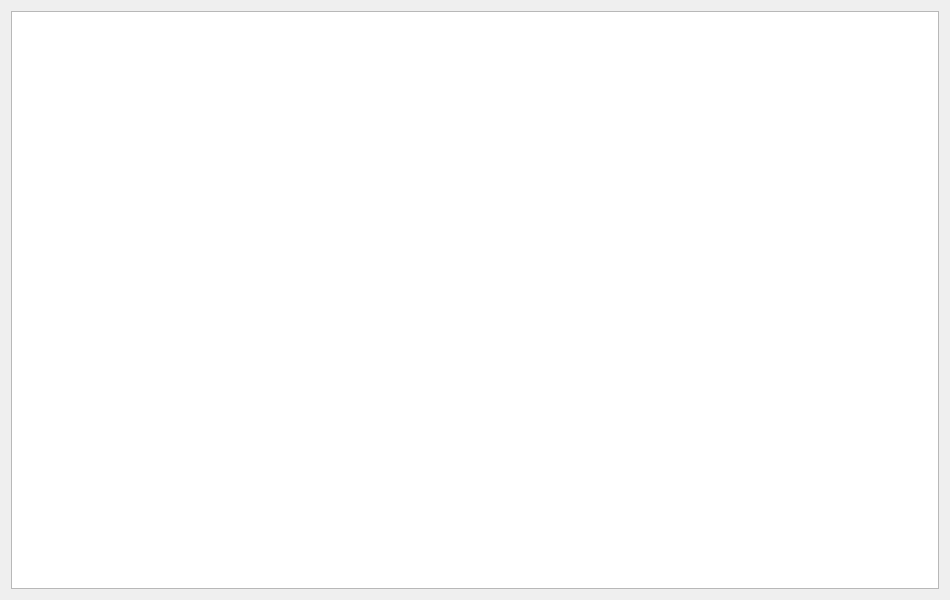
Old version of the form markdownviewerdialog.ui in the repository AngeloManlangit/21-Programming.
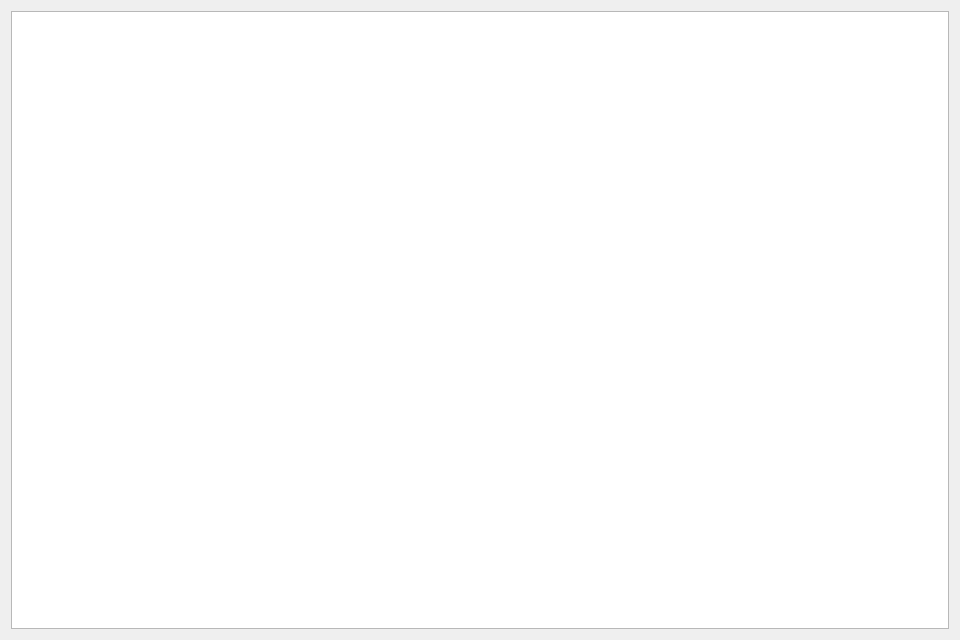
New version of the form.

```diff
--- a/markdownviewerdialog.ui
+++ b/markdownviewerdialog.ui
@@ -6,8 +6,8 @@
    <rect>
     <x>0</x>
     <y>0</y>
-    <width>950</width>
-    <height>600</height>
+    <width>960</width>
+    <height>640</height>
    </rect>
   </property>
   <property name="minimumSize">
```
Left out of the diff: 9 changed lines with no effect on the pictures.
